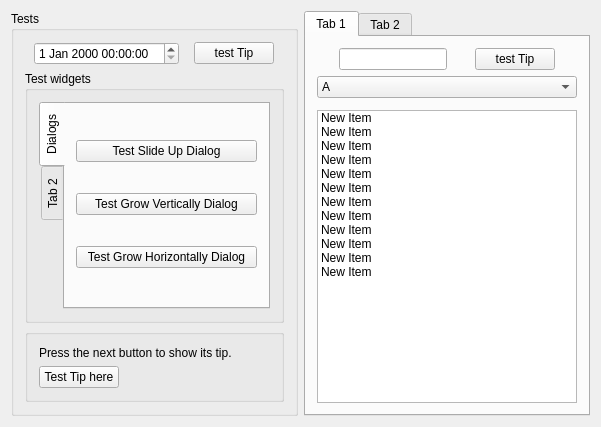
The window that demo/mainview.ui (miguelchavez/mibitWidgets) describes before a commit, drawn with Qt 5.
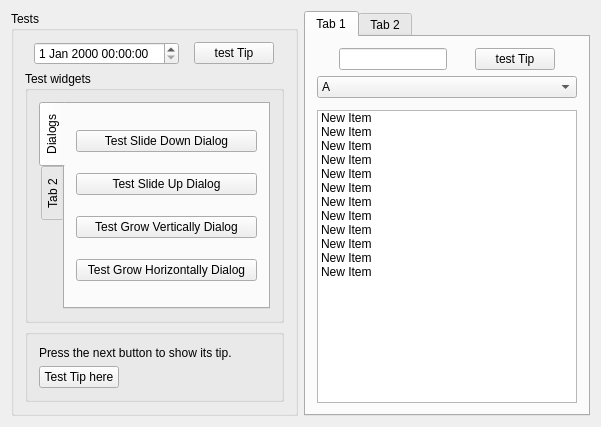
The same window after the commit.

Commit message: updating mainview.ui, adding one button

What changed in the file:
```diff
--- a/demo/mainview.ui
+++ b/demo/mainview.ui
@@ -66,6 +66,13 @@
              <string>Dialogs</string>
             </attribute>
             <layout class="QVBoxLayout" name="verticalLayout_4">
+             <item>
+              <widget class="QPushButton" name="btnDialog1">
+               <property name="text">
+                <string>Test Slide Down Dialog</string>
+               </property>
+              </widget>
+             </item>
              <item>
               <widget class="QPushButton" name="btnDialog2">
                <property name="text">
```
